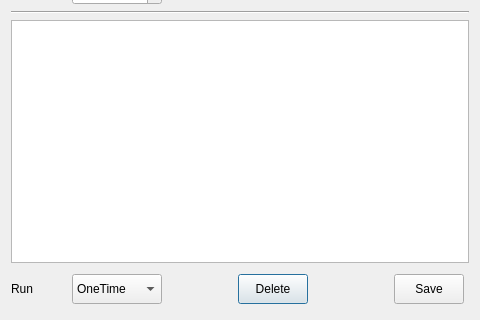
Qt form dlgs/recipe_dlg.ui (xmartinly/myrga) before a commit; both pictures show x 0 to 480 and y 180 to 500 of the 480 by 500 pixel window.
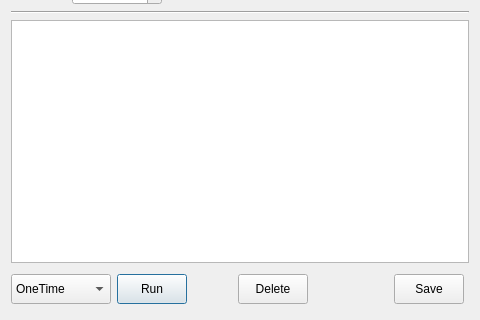
The same form after that commit. Icons and pictures are not drawn.

```diff
--- a/dlgs/recipe_dlg.ui
+++ b/dlgs/recipe_dlg.ui
@@ -795,36 +795,17 @@
      </property>
      <item>
       <layout class="QHBoxLayout" name="horizontalLayout_18">
-       <item>
-        <widget class="QLabel" name="label_13">
-         <property name="minimumSize">
-          <size>
-           <width>55</width>
-           <height>30</height>
-          </size>
-         </property>
-         <property name="maximumSize">
-          <size>
-           <width>55</width>
-           <height>30</height>
-          </size>
-         </property>
-         <property name="text">
-          <string>Run</string>
-         </property>
-        </widget>
-       </item>
        <item>
         <widget class="QComboBox" name="cb_run">
          <property name="minimumSize">
           <size>
-           <width>90</width>
+           <width>100</width>
            <height>30</height>
           </size>
          </property>
          <property name="maximumSize">
           <size>
-           <width>80</width>
+           <width>100</width>
            <height>30</height>
           </size>
          </property>
@@ -845,6 +826,25 @@
        </item>
       </layout>
      </item>
+     <item>
+      <widget class="QPushButton" name="btn_run">
+       <property name="minimumSize">
+        <size>
+         <width>70</width>
+         <height>30</height>
+        </size>
+       </property>
+       <property name="maximumSize">
+        <size>
+         <width>70</width>
+         <height>30</height>
+        </size>
+       </property>
+       <property name="text">
+        <string>Run</string>
+       </property>
+      </widget>
+     </item>
      <item>
       <spacer name="horizontalSpacer_5">
        <property name="orientation">
```
Left out of the diff: 8 changed lines with no effect on the pictures.
